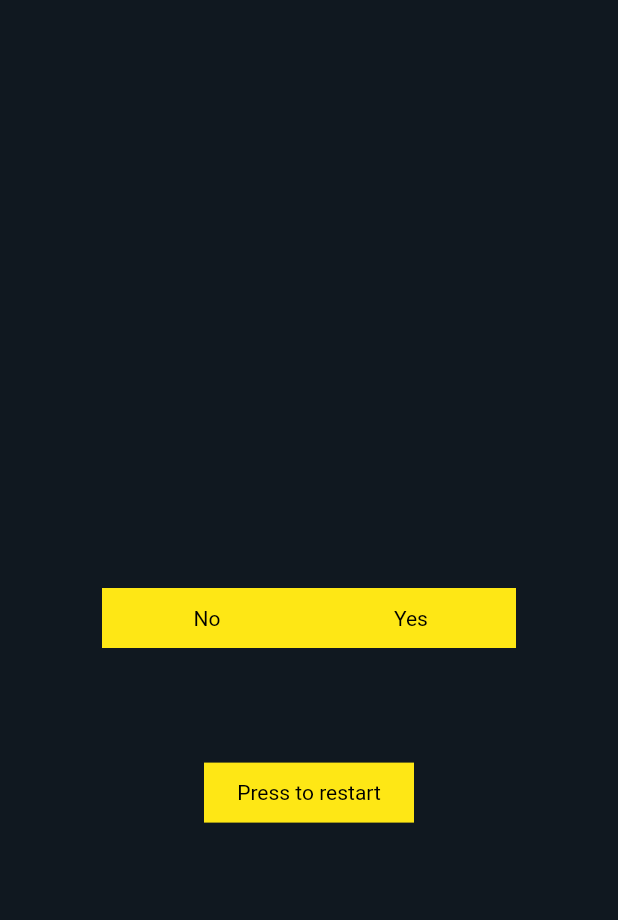
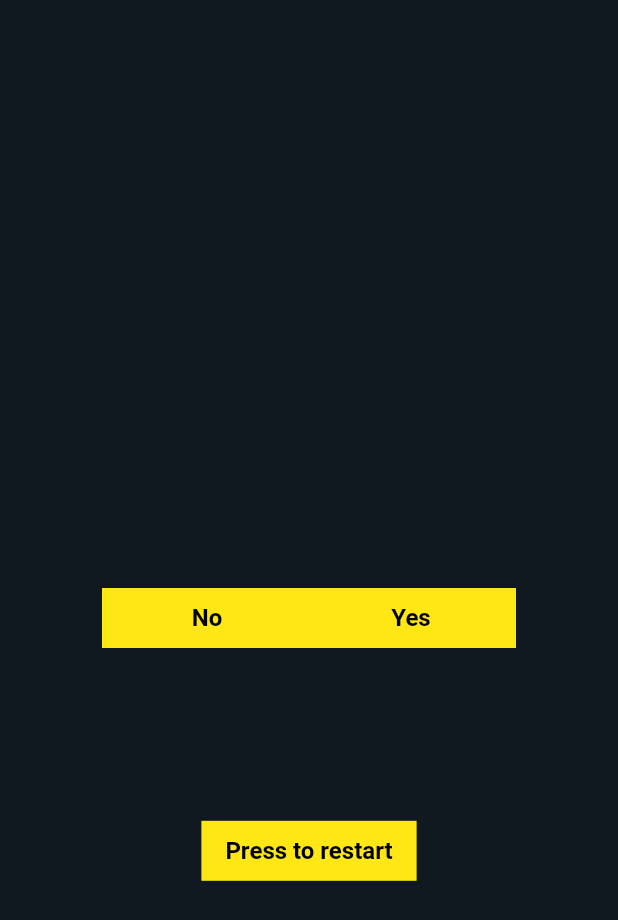
Before and after one commit to callumf222/Decision-Game, a Flutter app: the screen it shows after launch, on a phone screen of 412 x 824 dp. Shown: the top 920 px of the screen. Run offline on Flutter 3.47's test engine with Material 2 defaults, Android fonts, the phone set to English and light mode, and no system bars; our stand-ins replace hive, hive_flutter; accounts and stored records are empty.

Commit message:
Update main.dart

```diff
--- a/lib/main.dart
+++ b/lib/main.dart
@@ -165,8 +165,8 @@ class MyFlutterState extends State<MyFlutterApp> {
                   child: const Text(
                     "No",
                     style: TextStyle(
-                      fontSize: 14,
-                      fontWeight: FontWeight.w400,
+                      fontSize: 16,
+                      fontWeight: FontWeight.w700,
                       fontStyle: FontStyle.normal,
                     ),
                   ),
@@ -190,17 +190,16 @@ class MyFlutterState extends State<MyFlutterApp> {
                   child: const Text(
                     "Yes",
                     style: TextStyle(
-                      fontSize: 14,
-                      fontWeight: FontWeight.w400,
+                      fontSize: 16,
+                      fontWeight: FontWeight.w700,
                       fontStyle: FontStyle.normal,
                     ),
                   ),
                 ),
-
               ),
 
               Align(
-                alignment: const Alignment(0.0, 0.3),
+                alignment: const Alignment(0.0, 0.4),
                   child: MaterialButton(
                     onPressed: () {restartOnClickHandler();},
                     color: const Color(0xfffee715),
@@ -216,13 +215,12 @@ class MyFlutterState extends State<MyFlutterApp> {
                     child: const Text(
                       "Press to restart",
                       style: TextStyle(
-                      fontSize: 14,
-                      fontWeight: FontWeight.w400,
+                        fontSize: 16,
+                        fontWeight: FontWeight.w700,
                         fontStyle: FontStyle.normal,
                       ),
                     ),
                   ),
-
               ),
 
               Align(
@@ -239,16 +237,10 @@ class MyFlutterState extends State<MyFlutterApp> {
                     ),
                   ),
                 ),
+            ]),
+          ),
+        )
+      );
 
-
-
-
-            ],
-
-          ),
-        ),
-      ),
-
-    );
   }
 }
```
Lines whose indentation alone changed are shown as unchanged.
